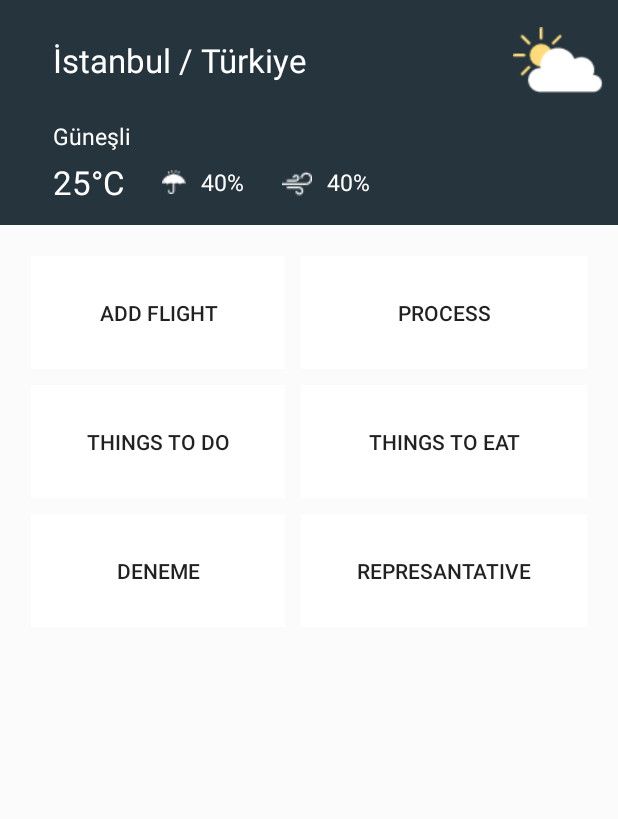
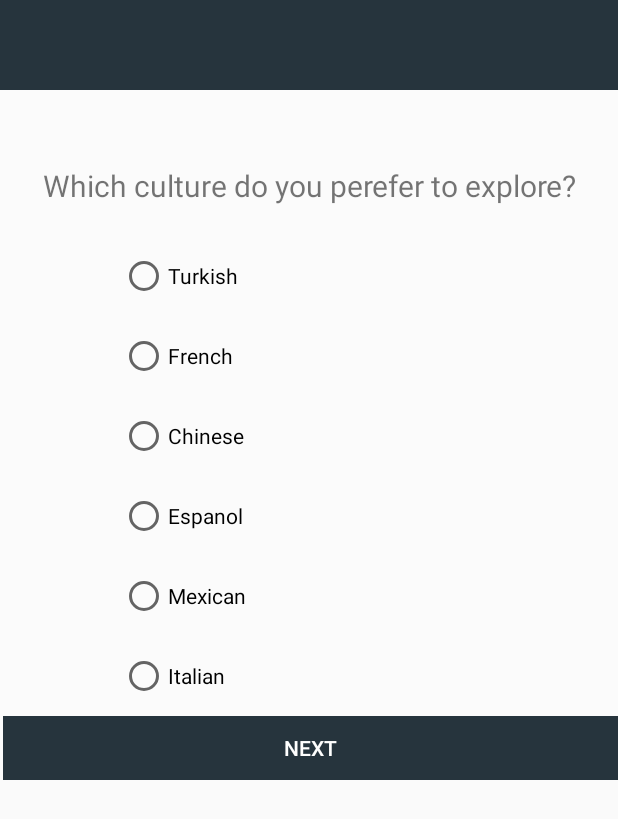
Before and after one commit to 5l1v3r1/myPort, an Android app: the screen it shows after launch (MainActivity before the commit, IntroActivity after it), on a phone screen of 412 x 824 dp. Shown: the top 819 px of the screen. Run offline under Robolectric (Android 15) with nearby library versions, the phone set to English and light mode, and no system bars.

Commit message:
Last Changes

```diff
--- /dev/null
+++ b/app/src/main/java/myport/sharkletvecihi/com/myport/Activities/IntroActivity.java
@@ -0,0 +1,32 @@
+package myport.sharkletvecihi.com.myport.Activities;
+
+import android.app.Activity;
+import android.content.Context;
+import android.content.SharedPreferences;
+import android.support.v4.app.FragmentTransaction;
+import android.support.v7.app.AppCompatActivity;
+import android.os.Bundle;
+import android.view.View;
+import android.widget.Button;
+
+import myport.sharkletvecihi.com.myport.Fragments.quest2;
+import myport.sharkletvecihi.com.myport.R;
+import myport.sharkletvecihi.com.myport.Fragments.quest1;
+
+public class IntroActivity extends AppCompatActivity {
+
+
+
+    @Override
+    protected void onCreate(Bundle savedInstanceState) {
+        super.onCreate(savedInstanceState);
+        setContentView(R.layout.activity_intro);
+
+        final quest2 newfrag = new quest2();
+
+        final FragmentTransaction fragmentTransaction = getSupportFragmentManager().beginTransaction();
+
+        fragmentTransaction.replace(R.id.rect1, quest1.newInstance()).commit();
+
+    }
+}
--- a/app/src/main/java/myport/sharkletvecihi/com/myport/Activities/MainActivity.java
+++ b/app/src/main/java/myport/sharkletvecihi/com/myport/Activities/MainActivity.java
@@ -1,8 +1,11 @@
 package myport.sharkletvecihi.com.myport.Activities;
 
+import android.content.Context;
 import android.content.Intent;
+import android.content.SharedPreferences;
 import android.support.v7.app.AppCompatActivity;
 import android.os.Bundle;
+import android.util.Log;
 import android.view.View;
 import android.widget.Button;
 
@@ -19,16 +22,26 @@ public class MainActivity extends AppCompatActivity {
         super.onCreate(savedInstanceState);
         setContentView(R.layout.activity_main);
 
+        SharedPreferences sharedPref = this.getPreferences(Context.MODE_PRIVATE);
+        int defaultValue = 0;
+        int highScore = sharedPref.getInt("init", defaultValue);
+        Log.v("resp",Integer.toString(highScore));
+
+        if(highScore == 0){
+            Intent intent = new Intent(getApplicationContext(),IntroActivity.class);
+            startActivity(intent);
+        }
+
+
+
         addbtn = (Button)findViewById(R.id.addbtn);
         eatBtn = (Button)findViewById(R.id.eatbtn);
 
         addbtn.setOnClickListener(new View.OnClickListener() {
             @Override
             public void onClick(View v) {
-
                 Intent intent = new Intent(v.getContext(), fragmentActivity.class);
                 startActivity(intent);
-
             }
         });
 
--- a/app/src/main/java/myport/sharkletvecihi/com/myport/Activities/fragmentActivity.java
+++ b/app/src/main/java/myport/sharkletvecihi/com/myport/Activities/fragmentActivity.java
@@ -66,11 +66,11 @@ public class fragmentActivity extends AppCompatActivity {
                                     flight1.setDestinationEn(obj.getJSONObject("path").getJSONObject("destination").getString("destinationEn"));
                                     flight1.setFlightNumber(obj.getString("flightNumber"));
                                     flight1.setStad(obj.getString("stad"));
-<<<<<<< HEAD
+
                                     addflight.newInstance().flights.add(flight1);
-=======
+
                                     flights.add(flight1);
->>>>>>> f9c03e61ebb2fff0f0e3d20f4f190e4462de235c
+
 
                                 } catch (JSONException e) {
                                     e.printStackTrace();
--- /dev/null
+++ b/app/src/main/java/myport/sharkletvecihi/com/myport/Fragments/quest1.java
@@ -0,0 +1,67 @@
+package myport.sharkletvecihi.com.myport.Fragments;
+
+
+import android.os.Bundle;
+import android.support.v4.app.Fragment;
+import android.support.v4.app.FragmentTransaction;
+import android.view.LayoutInflater;
+import android.view.View;
+import android.view.ViewGroup;
+import android.widget.Button;
+
+import myport.sharkletvecihi.com.myport.R;
+
+/**
+ * A simple {@link Fragment} subclass.
+ * Use the {@link quest1#newInstance} factory method to
+ * create an instance of this fragment.
+ */
+public class quest1 extends Fragment {
+    // TODO: Rename parameter arguments, choose names that match
+    // the fragment initialization parameters, e.g. ARG_ITEM_NUMBER
+
+    private Button yesBtn;
+
+    public quest1() {
+        // Required empty public constructor
+    }
+
+
+    public static quest1 newInstance() {
+        quest1 fragment = new quest1();
+
+        return fragment;
+    }
+
+    @Override
+    public void onCreate(Bundle savedInstanceState) {
+        super.onCreate(savedInstanceState);
+
+    }
+
+    @Override
+    public View onCreateView(LayoutInflater inflater, ViewGroup container,
+                             Bundle savedInstanceState) {
+        View view = inflater.inflate(R.layout.fragment_quest1, container, false);
+
+        yesBtn = (Button)view.findViewById(R.id.yesBtn);
+
+
+        final FragmentTransaction fragmentTransaction = getActivity().getSupportFragmentManager().beginTransaction();
+
+        yesBtn.setOnClickListener(new View.OnClickListener() {
+            @Override
+            public void onClick(View v) {
+                fragmentTransaction.replace(R.id.rect1, quest2.newInstance());
+                fragmentTransaction.addToBackStack(null);
+                fragmentTransaction.commit();
+            }
+        });
+
+
+
+        // Inflate the layout for this fragment
+        return view;
+    }
+
+}
--- a/app/src/main/res/drawable/button_normal.xml
+++ b/app/src/main/res/drawable/button_normal.xml
@@ -63,7 +63,7 @@
     <!-- Background -->
     <item>
         <shape>
-            <solid android:color="@android:color/white" />
+            <solid android:color="@color/colorSecondary" />
         </shape>
     </item>
 
--- a/app/src/main/res/drawable/button_pressed.xml
+++ b/app/src/main/res/drawable/button_pressed.xml
@@ -67,7 +67,7 @@
     <!-- Background -->
     <item>
         <shape>
-            <solid android:color="#FBFBFB" />
+            <solid android:color="@color/colorSecondar" />
             <corners android:radius="3dp" />
         </shape>
     </item>
--- /dev/null
+++ b/app/src/main/res/layout/activity_intro.xml
@@ -0,0 +1,25 @@
+<?xml version="1.0" encoding="utf-8"?>
+<LinearLayout xmlns:android="http://schemas.android.com/apk/res/android"
+    xmlns:app="http://schemas.android.com/apk/res-auto"
+    xmlns:tools="http://schemas.android.com/tools"
+    android:layout_width="match_parent"
+    android:layout_height="match_parent"
+    android:orientation="vertical"
+    tools:context=".Activities.IntroActivity">
+
+    <FrameLayout
+        android:id="@+id/rect1"
+        android:layout_width="match_parent"
+        android:layout_height="520dp">
+    </FrameLayout>
+
+    <LinearLayout
+        android:layout_width="match_parent"
+        android:layout_height="match_parent"
+        android:orientation="horizontal">
+
+
+
+    </LinearLayout>
+
+</LinearLayout>
--- /dev/null
+++ b/app/src/main/res/layout/fragment_quest1.xml
@@ -0,0 +1,101 @@
+<?xml version="1.0" encoding="utf-8"?>
+<LinearLayout xmlns:android="http://schemas.android.com/apk/res/android"
+    xmlns:tools="http://schemas.android.com/tools"
+    android:layout_width="match_parent"
+    android:layout_height="match_parent"
+    tools:context=".Fragments.quest1"
+    android:orientation="vertical">
+
+    <LinearLayout
+        android:layout_width="match_parent"
+        android:layout_height="60dp"
+        android:background="@color/colorSecondary"
+        android:orientation="horizontal">
+
+
+    </LinearLayout>
+
+    <LinearLayout
+        android:layout_width="match_parent"
+        android:layout_height="match_parent"
+        android:background="#FBFBFB"
+        android:orientation="vertical">
+
+        <TextView
+            android:layout_width="match_parent"
+            android:layout_height="wrap_content"
+            android:layout_marginTop="50dp"
+            android:text="Which culture do you perefer to explore?"
+            android:textAlignment="center"
+            android:textSize="20dp" />
+
+        <RadioGroup
+            android:layout_width="match_parent"
+            android:layout_height="320dp"
+            android:layout_marginTop="20dp"
+            android:paddingLeft="80dp">
+
+            <RadioButton
+                android:id="@+id/radioButton2"
+                android:layout_width="wrap_content"
+                android:layout_height="wrap_content"
+                android:layout_weight="1"
+                android:text="Turkish" />
+
+            <RadioButton
+                android:id="@+id/radioButton"
+                android:layout_width="wrap_content"
+                android:layout_height="wrap_content"
+                android:layout_weight="1"
+                android:text="French" />
+
+            <RadioButton
+                android:id="@+id/radioButton3"
+                android:layout_width="wrap_content"
+                android:layout_height="wrap_content"
+                android:layout_weight="1"
+                android:text="Chinese" />
+
+            <RadioButton
+                android:id="@+id/radioButton4"
+                android:layout_width="wrap_content"
+                android:layout_height="wrap_content"
+                android:layout_weight="1"
+                android:text="Espanol" />
+
+            <RadioButton
+                android:id="@+id/radioButton5"
+                android:layout_width="wrap_content"
+                android:layout_height="wrap_content"
+                android:layout_weight="1"
+                android:text="Mexican" />
+
+            <RadioButton
+                android:id="@+id/radioButton6"
+                android:layout_width="wrap_content"
+                android:layout_height="wrap_content"
+                android:layout_weight="1"
+                android:text="Italian" />
+        </RadioGroup>
+
+        <LinearLayout
+            android:layout_width="match_parent"
+            android:layout_height="wrap_content"
+            android:orientation="horizontal">
+            <Button
+                android:id="@+id/yesBtn"
+                android:layout_width="match_parent"
+                android:layout_height="wrap_content"
+                android:background="@drawable/button"
+                android:layout_marginLeft="2dp"
+                android:text="NEXT"
+                android:textColor="#FFFFFF"/>
+
+
+        </LinearLayout>
+
+    </LinearLayout>
+
+    <!-- TODO: Update blank fragment layout -->
+
+</LinearLayout>
--- a/app/src/main/res/values/colors.xml
+++ b/app/src/main/res/values/colors.xml
@@ -1,6 +1,7 @@
 <?xml version="1.0" encoding="utf-8"?>
 <resources>
     <color name="colorSecondary">#26343d</color>
+    <color name="colorSecondar">#24323b</color>
     <color name="colorPrimary">#30a4fd</color>
     <color name="colorPrimaryDark">#30a4fd</color>
     <color name="colorAccent">#FF4081</color>
```
Also changed, not shown: app/src/main/AndroidManifest.xml (+6 -2 lines), app/src/main/java/myport/sharkletvecihi/com/myport/Activities/toDo.java (+8 -20 lines), app/src/main/java/myport/sharkletvecihi/com/myport/Fragments/quest2.java (added, +66 -0 lines), app/src/main/java/myport/sharkletvecihi/com/myport/Fragments/quest3.java (added, +67 -0 lines), app/src/main/res/layout/fragment_quest2.xml (added, +95 -0 lines), app/src/main/res/layout/fragment_quest3.xml (added, +53 -0 lines).
